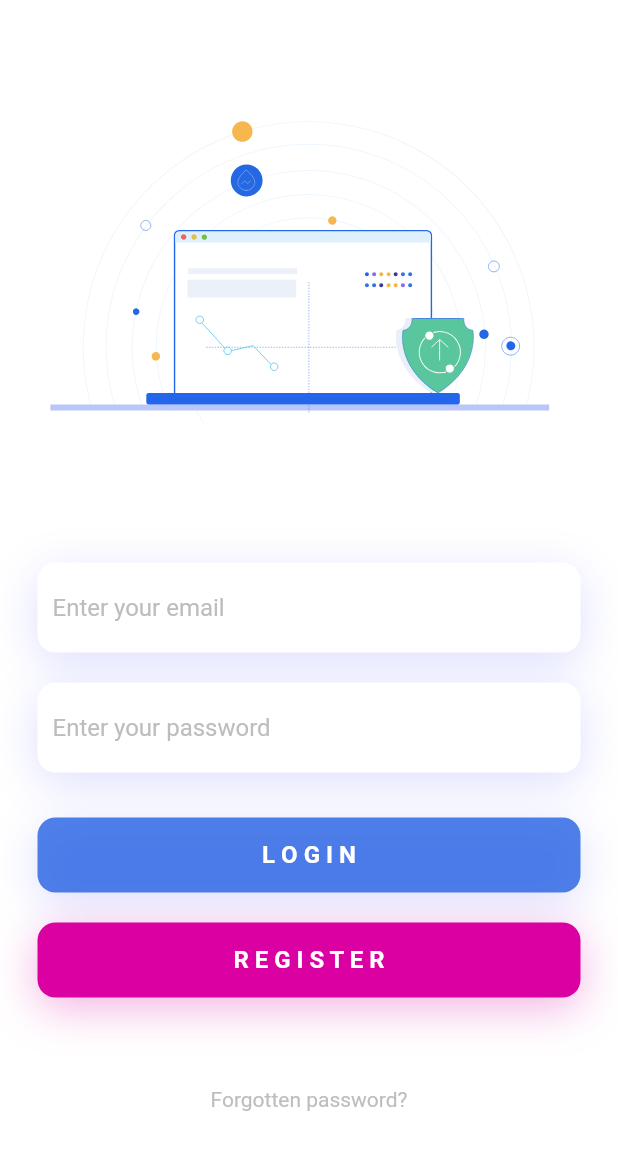
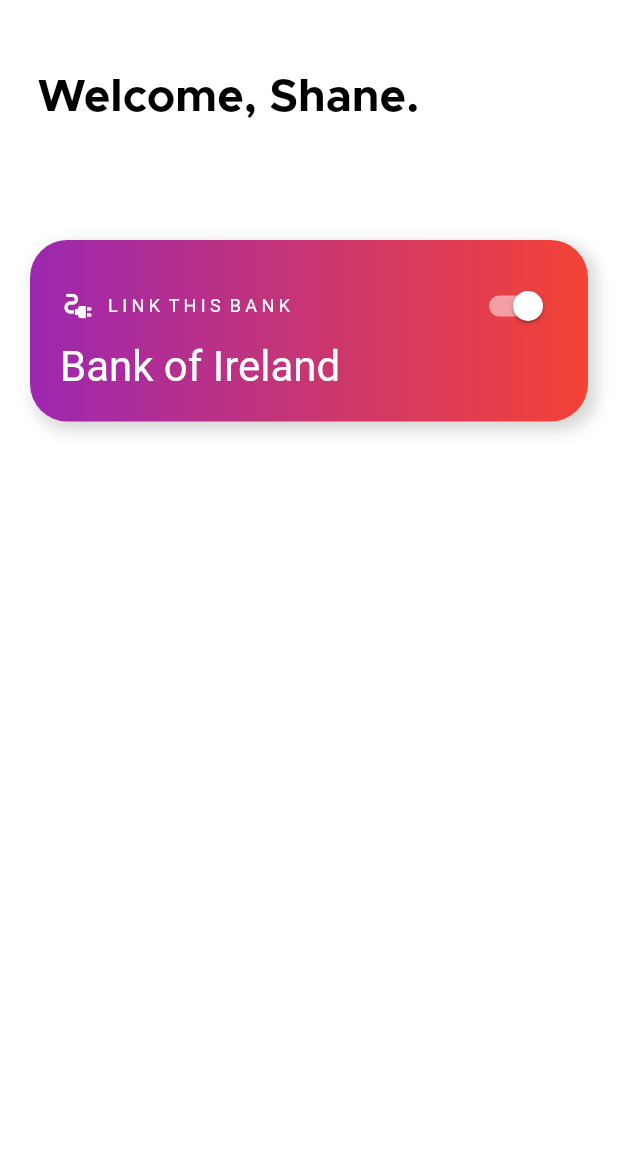
Before and after one commit to shanematthewkelly/Bankify, a Flutter app: the screen it shows after launch, on a phone screen of 412 x 824 dp. Shown: the top 1150 px of the screen. Run offline on Flutter 3.47's test engine with Material 2 defaults, Android fonts, the phone set to English and light mode, and no system bars; our stand-ins replace flutter_swiper, lottie, shared_preferences; Roboto replaces fonts that are missing (avenir).

Commit message:
UI Set Up For 'Linking Banks' Screen

```diff
--- a/lib/main.dart
+++ b/lib/main.dart
@@ -1,5 +1,5 @@
-import 'package:Bankify/screens/auth/loginScreen.dart';
-import 'package:Bankify/screens/homeScreen.dart';
+import 'package:Bankify/screens/core/bankConnectScreen.dart';
+import 'package:Bankify/screens/intro/loaderScreen.dart';
 import 'package:flutter/material.dart';
 import 'package:flutter/services.dart';
 
@@ -23,7 +23,7 @@
         //Application Global Theme
         primarySwatch: Colors.red,
       ),
-      home: LoginScreen(),
+      home: ConnectBank(),
       debugShowCheckedModeBanner: false,
     );
   }
--- a/lib/screens/auth/loginScreen.dart
+++ b/lib/screens/auth/loginScreen.dart
@@ -1,7 +1,8 @@
 import 'dart:convert';
 import 'package:Bankify/models/user.dart';
 import 'package:Bankify/screens/auth/registerScreen.dart';
-import 'package:Bankify/screens/homeScreen.dart';
+import 'package:Bankify/screens/core/bankConnectScreen.dart';
+import 'package:Bankify/screens/core/homeScreen.dart';
 import 'package:flutter/cupertino.dart';
 import 'package:flutter/material.dart';
 import 'package:lottie/lottie.dart';
@@ -257,11 +258,10 @@
 
         //Load new route
         Navigator.of(context).pushAndRemoveUntil(
-            MaterialPageRoute(builder: (BuildContext context) => HomeScreen()),
+            MaterialPageRoute(builder: (BuildContext context) => ConnectBank()),
             (Route<dynamic> route) => false);
       });
 
-      print(dataToJsonFormat);
       return dataToJsonFormat;
     } else {
       //User has entered the wrong information, call this function to display a modal
--- /dev/null
+++ b/lib/screens/core/bankConnectScreen.dart
@@ -0,0 +1,108 @@
+import 'package:flutter/cupertino.dart';
+import 'package:flutter/material.dart';
+
+class ConnectBank extends StatefulWidget {
+  @override
+  _ConnectBankState createState() => _ConnectBankState();
+}
+
+class _ConnectBankState extends State<ConnectBank> {
+  @override
+  Widget build(BuildContext context) {
+    return Scaffold(
+      backgroundColor: Colors.white,
+      body: Container(
+        child: SafeArea(
+          child: Column(
+            crossAxisAlignment: CrossAxisAlignment.start,
+            children: <Widget>[
+              Padding(
+                padding: EdgeInsets.only(
+                  top: 50,
+                  left: 25,
+                ),
+                child: Column(
+                  children: [
+                    Text(
+                      'Welcome, Shane.',
+                      style: TextStyle(
+                          fontSize: 30,
+                          fontFamily: 'MetroBold',
+                          color: Colors.black),
+                      textAlign: TextAlign.left,
+                    ),
+                  ],
+                ),
+              ),
+              Expanded(
+                child: Container(
+                  margin:
+                      EdgeInsets.only(left: 20, right: 20, top: 80, bottom: 30),
+                  child: ListView(
+                    children: [
+                      Container(
+                        padding: EdgeInsets.all(20),
+                        decoration: BoxDecoration(
+                          gradient: LinearGradient(
+                            colors: [Colors.purple, Colors.red],
+                            begin: Alignment.centerLeft,
+                            end: Alignment.centerRight,
+                          ),
+                          boxShadow: [
+                            BoxShadow(
+                                color: Colors.grey.withOpacity(0.4),
+                                blurRadius: 8,
+                                spreadRadius: 2,
+                                offset: Offset(4, 4)),
+                          ],
+                          borderRadius: BorderRadius.all(Radius.circular(25)),
+                        ),
+                        child: Column(
+                          crossAxisAlignment: CrossAxisAlignment.start,
+                          children: <Widget>[
+                            Row(
+                              mainAxisAlignment: MainAxisAlignment.spaceBetween,
+                              children: <Widget>[
+                                Row(
+                                  children: <Widget>[
+                                    Icon(
+                                      Icons.electrical_services,
+                                      color: Colors.white,
+                                      size: 24,
+                                    ),
+                                    SizedBox(width: 8),
+                                    Text(
+                                      'L I N K  T H I S  B A N K',
+                                      style: TextStyle(
+                                          color: Colors.white, fontSize: 12),
+                                    ),
+                                  ],
+                                ),
+                                Switch(
+                                  onChanged: (bool value) {},
+                                  value: true,
+                                  activeColor: Colors.white,
+                                ),
+                              ],
+                            ),
+                            Text(
+                              "Bank of Ireland",
+                              style: TextStyle(
+                                  color: Colors.white,
+                                  fontSize: 28,
+                                  fontFamily: 'avenir'),
+                            )
+                          ],
+                        ),
+                      ),
+                    ],
+                  ),
+                ),
+              ),
+            ],
+          ),
+        ),
+      ),
+    );
+  }
+}
--- a/lib/screens/homeScreen.dart
+++ b/lib/screens/core/homeScreen.dart
@@ -195,7 +195,7 @@
   void isUserLoggedIn() async {
     sharedPreferences = await SharedPreferences.getInstance();
     if (sharedPreferences.getString("token") == null) {
-      print("Whoops! This user does not seemed to be logged in correctly.");
+      //Redirect to login screen, user has no token
       Navigator.push(
         context,
         MaterialPageRoute(builder: (context) => LoginScreen()),
--- a/lib/screens/loaderScreen.dart
+++ b/lib/screens/intro/loaderScreen.dart
@@ -1,5 +1,4 @@
-import 'package:Bankify/screens/introScreen.dart';
-import 'package:Bankify/screens/auth/loginScreen.dart';
+import 'package:Bankify/screens/intro/introScreen.dart';
 import 'package:flutter/material.dart';
 import 'package:lottie/lottie.dart';
 
```
Also changed, not shown: lib/screens/intro/introScreen.dart (renamed from lib/screens/introScreen.dart).
